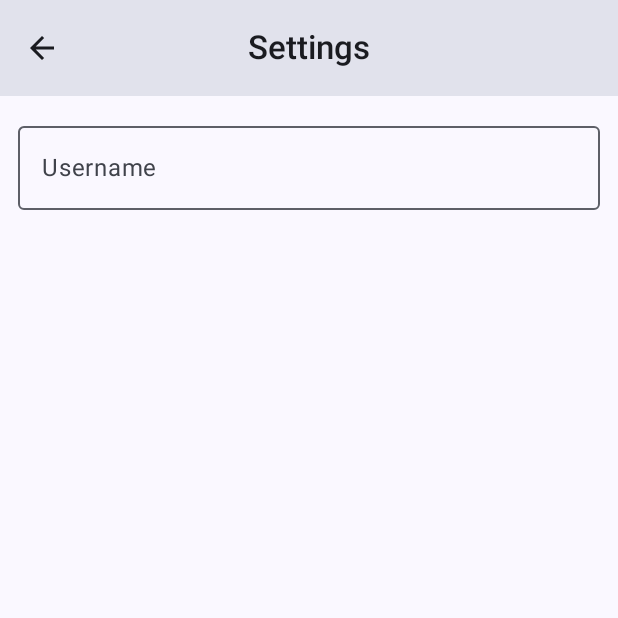
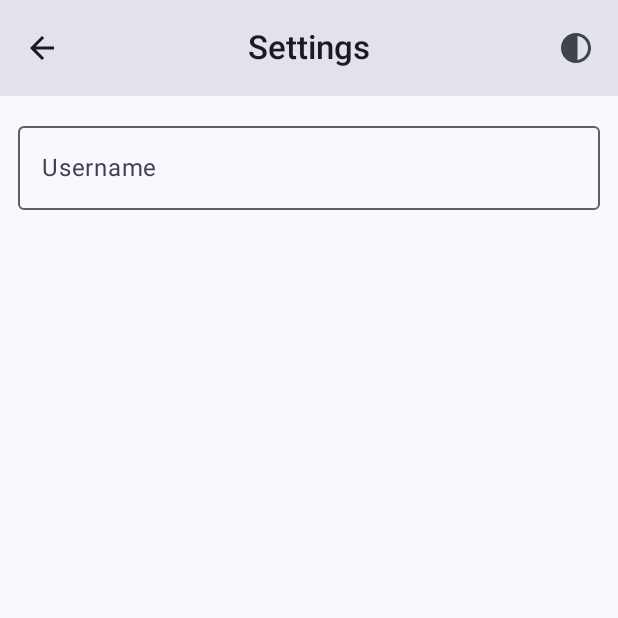
Before and after one commit to ChristianRemschi/QuizApp, an Android app built with Jetpack Compose: the SettingsScreen screen opened through its navigation route, on a phone screen of 412 x 824 dp, the top half of it. Run offline under Robolectric (Android 15) with nearby library versions, the phone set to English and light mode, and no system bars; our stand-ins replace Room's generated code.

Commit message:
Theme done

```diff
--- a/app/src/main/java/com/example/quizapp/AppModule.kt
+++ b/app/src/main/java/com/example/quizapp/AppModule.kt
@@ -6,8 +6,10 @@ import androidx.room.Room
 import com.example.quizapp.data.database.QuizDatabase
 import com.example.quizapp.data.repositories.QuizRepository
 import com.example.quizapp.data.repositories.SettingsRepository
+import com.example.quizapp.data.repositories.ThemeRepository
 import com.example.quizapp.ui.QuizViewModel
 import com.example.quizapp.ui.screens.settings.SettingsViewModel
+import com.example.quizapp.ui.screens.theme.ThemeViewModel
 import org.koin.core.module.dsl.viewModel
 import org.koin.dsl.module
 
@@ -32,7 +34,11 @@ val appModule = module {
         QuizRepository(get<QuizDatabase>().QuizDAO(), get<Context>().contentResolver)
     }
 
+    single {ThemeRepository(get())}
+
     viewModel { SettingsViewModel(get()) }
 
     viewModel { QuizViewModel(get()) }
+
+    viewModel { ThemeViewModel(get()) }
 }
--- a/app/src/main/java/com/example/quizapp/MainActivity.kt
+++ b/app/src/main/java/com/example/quizapp/MainActivity.kt
@@ -5,8 +5,10 @@ import androidx.activity.ComponentActivity
 import androidx.activity.compose.setContent
 import androidx.activity.enableEdgeToEdge
 import androidx.compose.foundation.isSystemInDarkTheme
+import androidx.compose.material3.Text
 import androidx.compose.runtime.getValue
 import androidx.lifecycle.compose.collectAsStateWithLifecycle
+import android.util.Log
 import com.example.quizapp.data.models.Theme
 import com.example.quizapp.ui.screens.theme.ThemeScreen
 import com.example.quizapp.ui.screens.theme.ThemeViewModel
@@ -36,13 +38,23 @@ import org.koin.androidx.compose.koinViewModel
 
 import androidx.navigation.compose.rememberNavController
 import com.example.quizapp.ui.QuizNavGraph
+import org.koin.android.ext.koin.androidContext
+import org.koin.core.context.GlobalContext.startKoin
 
 class MainActivity : ComponentActivity() {
     override fun onCreate(savedInstanceState: Bundle?) {
         super.onCreate(savedInstanceState)
         enableEdgeToEdge()
         setContent {
-            QuizAppTheme {
+            val themeViewModel = koinViewModel<ThemeViewModel>()
+            val themeState by themeViewModel.state.collectAsStateWithLifecycle()
+            QuizAppTheme(
+                darkTheme = when (themeState.theme) {
+                    Theme.Light -> false
+                    Theme.Dark -> true
+                    Theme.System -> isSystemInDarkTheme()
+                }
+            ) {
                 val navController = rememberNavController()
                 QuizNavGraph(navController)
             }
--- a/app/src/main/java/com/example/quizapp/ui/Navigation.kt
+++ b/app/src/main/java/com/example/quizapp/ui/Navigation.kt
@@ -1,5 +1,6 @@
 package com.example.quizapp.ui
 
+import androidx.compose.foundation.isSystemInDarkTheme
 import androidx.compose.runtime.Composable
 import androidx.compose.runtime.getValue
 import androidx.lifecycle.compose.collectAsStateWithLifecycle
@@ -7,10 +8,14 @@ import androidx.navigation.NavHostController
 import androidx.navigation.compose.NavHost
 import androidx.navigation.compose.composable
 import androidx.navigation.toRoute
+import com.example.quizapp.data.models.Theme
 import com.example.quizapp.ui.screens.home.HomeScreen
 import com.example.quizapp.ui.screens.settings.SettingsScreen
 import com.example.quizapp.ui.screens.settings.SettingsViewModel
 import com.example.quizapp.ui.screens.quizdetails.QuizDetailsScreen
+import com.example.quizapp.ui.screens.theme.ThemeScreen
+import com.example.quizapp.ui.screens.theme.ThemeViewModel
+import com.example.quizapp.ui.theme.QuizAppTheme
 import kotlinx.serialization.Serializable
 import org.koin.androidx.compose.koinViewModel
 
@@ -18,6 +23,7 @@ sealed interface QuizRoute {
     @Serializable data object Home : QuizRoute
     @Serializable data class QuizDetails(val quizId: Int) : QuizRoute
     @Serializable data object Settings : QuizRoute
+    @Serializable data object Theme : QuizRoute
 }
 
 @Composable
@@ -42,5 +48,11 @@ fun QuizNavGraph(navController: NavHostController) {
             val settingsVm = koinViewModel<SettingsViewModel>()
             SettingsScreen(settingsVm.state, settingsVm::setUsername, navController)
         }
+        composable<QuizRoute.Theme> {
+            val themeViewModel = koinViewModel<ThemeViewModel>()
+            val themeState by themeViewModel.state.collectAsStateWithLifecycle()
+
+            ThemeScreen(themeState, themeViewModel::changeTheme, navController)
+        }
     }
 }
--- a/app/src/main/java/com/example/quizapp/ui/composables/AppBar.kt
+++ b/app/src/main/java/com/example/quizapp/ui/composables/AppBar.kt
@@ -2,6 +2,8 @@ package com.example.quizapp.ui.composables
 
 import androidx.compose.material.icons.Icons
 import androidx.compose.material.icons.automirrored.outlined.ArrowBack
+import androidx.compose.material.icons.outlined.Contrast
+import androidx.compose.material.icons.outlined.Person
 import androidx.compose.material.icons.outlined.Search
 import androidx.compose.material.icons.outlined.Settings
 import androidx.compose.material3.CenterAlignedTopAppBar
@@ -41,7 +43,12 @@ fun AppBar(navController: NavController, title: String) {
             }
             if (title != "Settings") {
                 IconButton(onClick = { navController.navigate(QuizRoute.Settings) }) {
-                    Icon(Icons.Outlined.Settings, "Settings")
+                    Icon(Icons.Outlined.Person, "Profile")
+                }
+            }
+            if (title != "Theme") {
+                IconButton(onClick = { navController.navigate(QuizRoute.Theme) }) {
+                    Icon(Icons.Outlined.Contrast, "Theme")
                 }
             }
         },
--- a/app/src/main/java/com/example/quizapp/ui/composables/ImageWithPlaceholder.kt
+++ b/app/src/main/java/com/example/quizapp/ui/composables/ImageWithPlaceholder.kt
@@ -17,7 +17,6 @@ import androidx.compose.ui.layout.ContentScale
 import androidx.compose.ui.platform.LocalContext
 import androidx.compose.ui.unit.dp
 import coil.compose.AsyncImage
-import coil.request.ImageRequest
 
 enum class Size { Sm, Lg }
 
@@ -25,7 +24,7 @@ enum class Size { Sm, Lg }
 fun ImageWithPlaceholder(uri: Uri?, size: Size) {
     if (uri?.path?.isNotEmpty() == true) {
         AsyncImage(
-            ImageRequest.Builder(LocalContext.current)
+            coil.request.ImageRequest.Builder(LocalContext.current)
                 .data(uri)
                 .crossfade(true)
                 .build(),
--- a/app/src/main/java/com/example/quizapp/ui/screens/settings/SettingsViewModel.kt
+++ b/app/src/main/java/com/example/quizapp/ui/screens/settings/SettingsViewModel.kt
@@ -4,10 +4,15 @@ import androidx.compose.runtime.getValue
 import androidx.compose.runtime.mutableStateOf
 import androidx.compose.runtime.setValue
 import androidx.lifecycle.ViewModel
+import androidx.lifecycle.compose.collectAsStateWithLifecycle
 import androidx.lifecycle.viewModelScope
+import com.example.quizapp.data.models.Theme
 import com.example.quizapp.data.repositories.SettingsRepository
+import com.example.quizapp.ui.screens.theme.ThemeScreen
+import com.example.quizapp.ui.screens.theme.ThemeViewModel
 import kotlinx.coroutines.flow.first
 import kotlinx.coroutines.launch
+import org.koin.androidx.compose.koinViewModel
 
 data class SettingsState(val username: String)
 
@@ -29,4 +34,5 @@ class SettingsViewModel(
             state = SettingsState(repository.username.first())
         }
     }
+
 }
--- a/app/src/main/java/com/example/quizapp/ui/theme/Theme.kt
+++ b/app/src/main/java/com/example/quizapp/ui/theme/Theme.kt
@@ -14,6 +14,7 @@ import androidx.compose.ui.graphics.toArgb
 import androidx.compose.ui.platform.LocalContext
 import androidx.compose.ui.platform.LocalView
 import androidx.core.view.WindowCompat
+import android.content.ContextWrapper
 
 private val DarkColorScheme = darkColorScheme(
     primary = Purple80,
@@ -37,10 +38,16 @@ private val LightColorScheme = lightColorScheme(
     */
 )
 
+
+// Funzione per trovare l'Activity a partire da un Context
+fun ContextWrapper.findActivity(): Activity? = when (this) {
+    is Activity -> this
+    else -> baseContext as? ContextWrapper
+}?.findActivity()
+
 @Composable
 fun QuizAppTheme(
     darkTheme: Boolean = isSystemInDarkTheme(),
-    // Dynamic color is available on Android 12+
     dynamicColor: Boolean = true,
     content: @Composable () -> Unit
 ) {
@@ -49,17 +56,20 @@ fun QuizAppTheme(
             val context = LocalContext.current
             if (darkTheme) dynamicDarkColorScheme(context) else dynamicLightColorScheme(context)
         }
-
         darkTheme -> DarkColorScheme
         else -> LightColorScheme
     }
 
     val view = LocalView.current
     if (!view.isInEditMode) {
-        SideEffect {
-            val window = (view.context as Activity).window
-            window.statusBarColor = colorScheme.primaryContainer.toArgb()
-            WindowCompat.getInsetsController(window, view).isAppearanceLightStatusBars = !darkTheme
+        val activity = (view.context as? Activity) ?: (view.context as? ContextWrapper)?.findActivity()
+        activity?.let {
+            SideEffect {
+                val window = it.window
+                window.statusBarColor = colorScheme.primaryContainer.toArgb()
+                WindowCompat.getInsetsController(window, view)
+                    .isAppearanceLightStatusBars = !darkTheme
+            }
         }
     }
 
```
Also changed, not shown: app/src/main/java/com/example/quizapp/ui/screens/settings/SettingsScreen.kt (+9 -5 lines), app/src/main/java/com/example/quizapp/ui/screens/theme/ThemeScreen.kt (+11 -4 lines), 2 other files.
